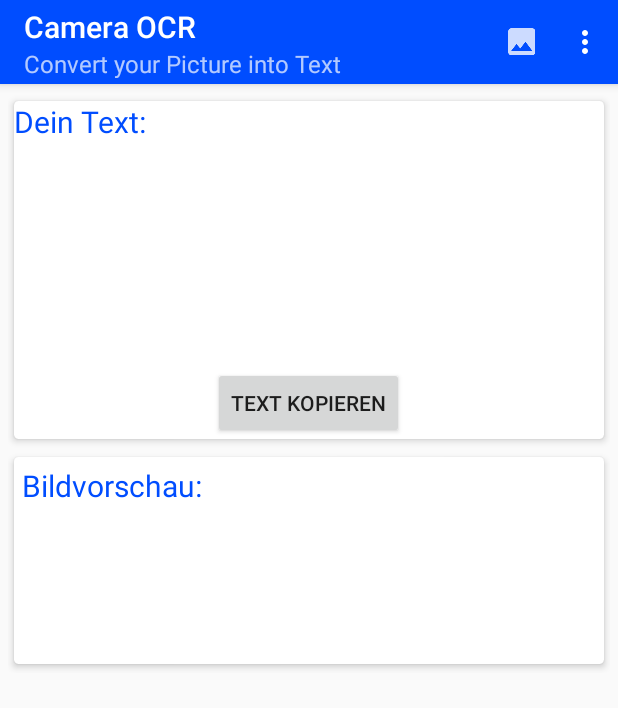
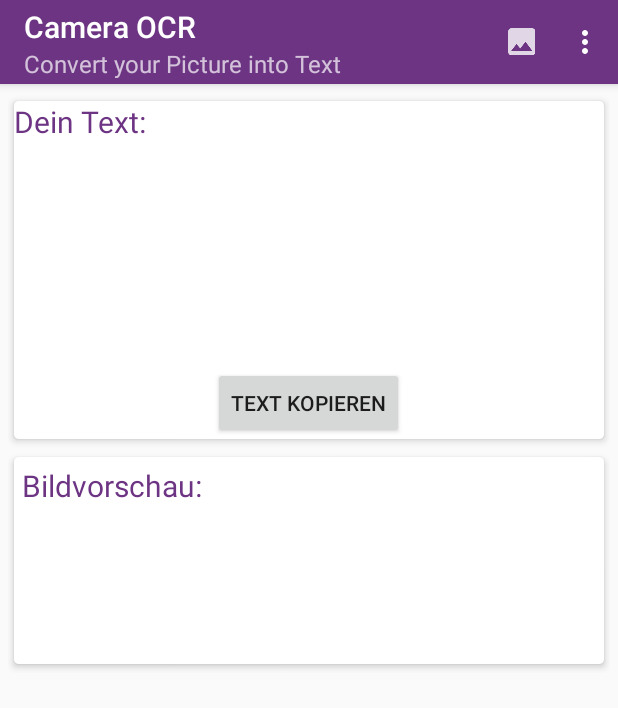
Before and after one commit to purpurWombat/Camera, an Android app: the screen it shows after launch (MainActivity), on a phone screen of 412 x 824 dp. Shown: the top 708 px of the screen. Run offline under Robolectric (Android 15) with nearby library versions, the phone set to English and light mode, and no system bars; libraries missing offline, so code that uses them is left out: com.google.android.gms, com.theartofdev.edmodo.

Commit message:
Schöner^5

```diff
--- a/app/src/main/java/com/example/oerkaptan/camera/MainActivity.java
+++ b/app/src/main/java/com/example/oerkaptan/camera/MainActivity.java
@@ -169,7 +169,7 @@ public class MainActivity extends AppCompatActivity {
     }
 
 
-    // permission result
+    //Abfrage ob Permissions erteilt sind
     @Override
     public void onRequestPermissionsResult(int requestCode, @NonNull String[] permissions, @NonNull int[] grantResults) {
         switch (requestCode) {
--- a/app/src/main/res/values/colors.xml
+++ b/app/src/main/res/values/colors.xml
@@ -1,6 +1,6 @@
 <?xml version="1.0" encoding="utf-8"?>
 <resources>
-    <color name="colorPrimary">#004DFF</color>
+    <color name="colorPrimary">#6C3483</color>
     <color name="colorPrimaryDark">#000000</color>
     <color name="colorAccent">#D81B60</color>
 </resources>
```
